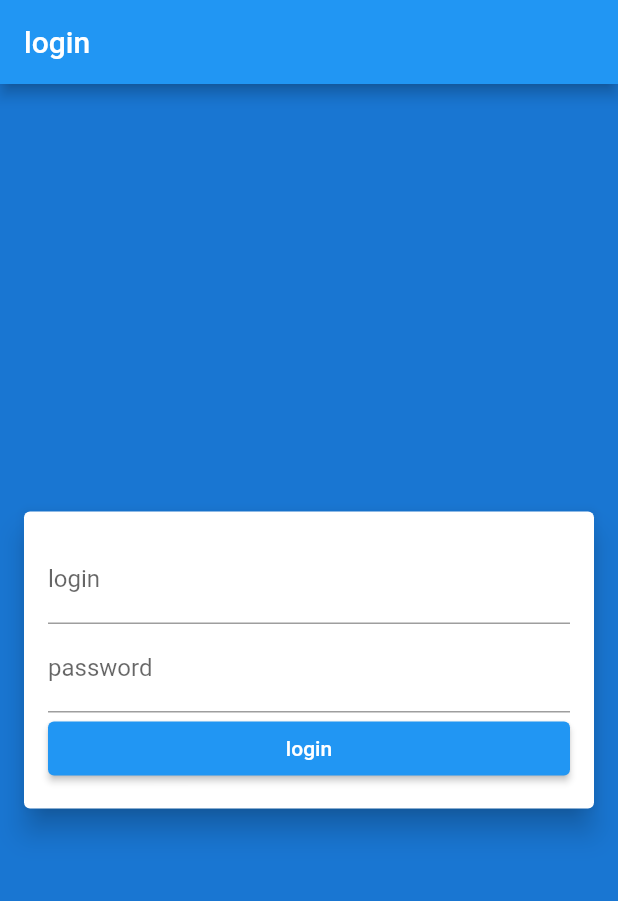
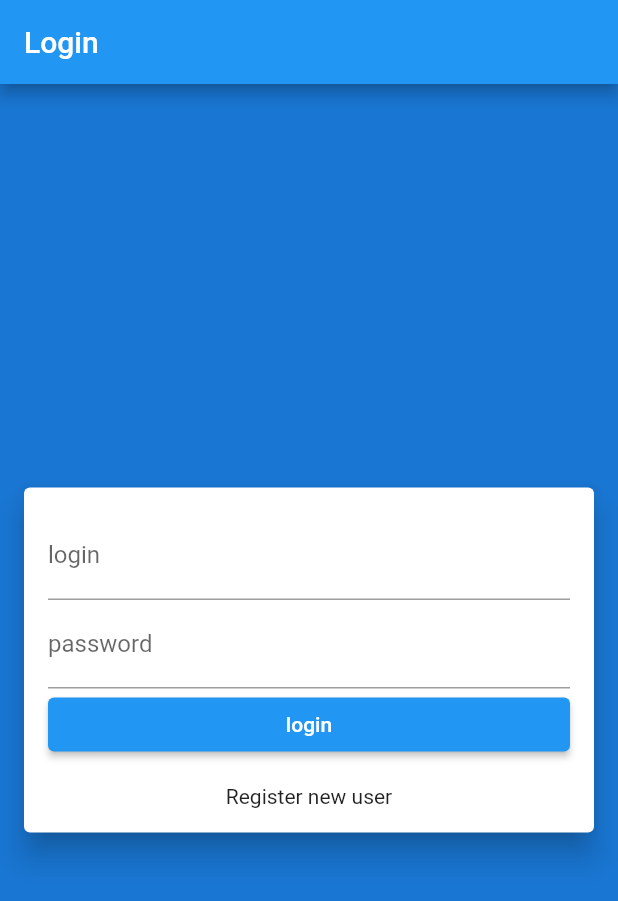
Before and after one commit to Mohammadmohebi33/Flutter-Mobile-App-with-Laravel-API, a Flutter app: the screen it shows after launch, on a phone screen of 412 x 824 dp. Shown: the top 901 px of the screen. Run offline on Flutter 3.47's test engine with Material 2 defaults, Android fonts, the phone set to English and light mode, and no system bars.

Commit message:
register page

```diff
--- a/front/lib/main.dart
+++ b/front/lib/main.dart
@@ -1,4 +1,6 @@
 import 'package:flutter/material.dart';
+import 'package:front/screens/login.dart';
+import 'package:front/screens/register.dart';
 
 void main() {
   runApp(const MyApp());
@@ -12,48 +14,12 @@ class MyApp extends StatelessWidget {
   Widget build(BuildContext context) {
     return MaterialApp(
       debugShowCheckedModeBanner: false,
-      home: Scaffold(
-        appBar: AppBar(
-          title: const Text('login'),
-        ),
-        body: Container(
-          color: Theme.of(context).primaryColorDark,
-          child: Column(
-            mainAxisAlignment: MainAxisAlignment.center,
-            children: <Widget>[
-              Card(
-                elevation: 8,
-                margin: EdgeInsets.only(left: 16 , right: 16),
-               color: Colors.white,
-                child: Padding(
-                  padding: const EdgeInsets.all(16.0),
-                  child: Column(
-                    children:   <Widget>[
-                     const TextField(
-                        keyboardType: TextInputType.emailAddress,
-                        decoration: InputDecoration(
-                          labelText: 'login',
-                        ),
-                      ),
-                      const  TextField(
-                        keyboardType: TextInputType.visiblePassword,
-                        decoration: InputDecoration(
-                          labelText: 'password',
-                        ),
-                      ),
-                      ElevatedButton(
-                        onPressed: (() {
-                          print("hello login");
-                        }),
-                         child: Text('login') , style: ElevatedButton.styleFrom(minimumSize: Size(double.infinity, 36)),)
-                    ],
-                  ),
-                ),
-              ),
-            ],
-          ),
-        ),
-      ),
+      home: Login(),
+
+     routes: {
+      '/Login' :(context) => Login() ,
+      '/Register':(context) => Register()
+     },
     );
   }
 }
--- /dev/null
+++ b/front/lib/screens/login.dart
@@ -0,0 +1,63 @@
+
+import 'package:flutter/material.dart';
+
+class Login extends StatelessWidget {
+  const Login({Key? key}) : super(key: key);
+
+  @override
+  Widget build(BuildContext context) {
+    return  Scaffold(
+        appBar: AppBar(
+          title: const Text('Login'),
+        ),
+        body: Container(
+          color: Theme.of(context).primaryColorDark,
+          child: Column(
+            mainAxisAlignment: MainAxisAlignment.center,
+            children: <Widget>[
+              Card(
+                elevation: 8,
+                margin: EdgeInsets.only(left: 16 , right: 16),
+               color: Colors.white,
+                child: Padding(
+                  padding: const EdgeInsets.all(16.0),
+                  child: Column(
+                    children:   <Widget>[
+                     const TextField(
+                        keyboardType: TextInputType.emailAddress,
+                        decoration: InputDecoration(
+                          labelText: 'login',
+                        ),
+                      ),
+                      const  TextField(
+                        keyboardType: TextInputType.visiblePassword,
+                        decoration: InputDecoration(
+                          labelText: 'password',
+                        ),
+                      ),
+                      ElevatedButton(
+                        onPressed: (() {
+                          print("hello login");
+                        }),
+                         child: Text('login') , style: ElevatedButton.styleFrom(minimumSize: Size(double.infinity, 36)),
+                         ),
+
+                     Padding(
+                       padding: EdgeInsets.only(top: 16),
+                       child:  InkWell(
+                          onTap: (() {
+                             Navigator.pushNamed(context, '/Register');
+                          }),
+                          child: Text('Register new user'),
+                        ),
+                     ),
+                    ],
+                  ),
+                ),
+              ),
+            ],
+          ),
+        ),
+      );
+  }
+}
```
Also changed, not shown: front/lib/screens/register.dart (added, +74 -0 lines).
